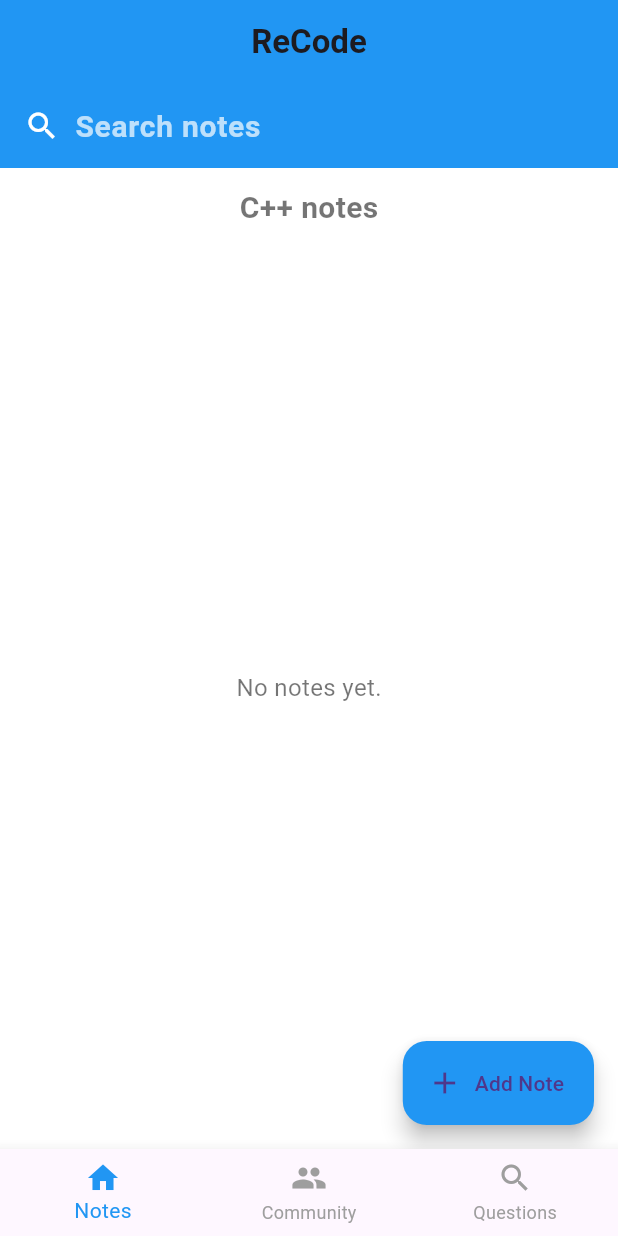
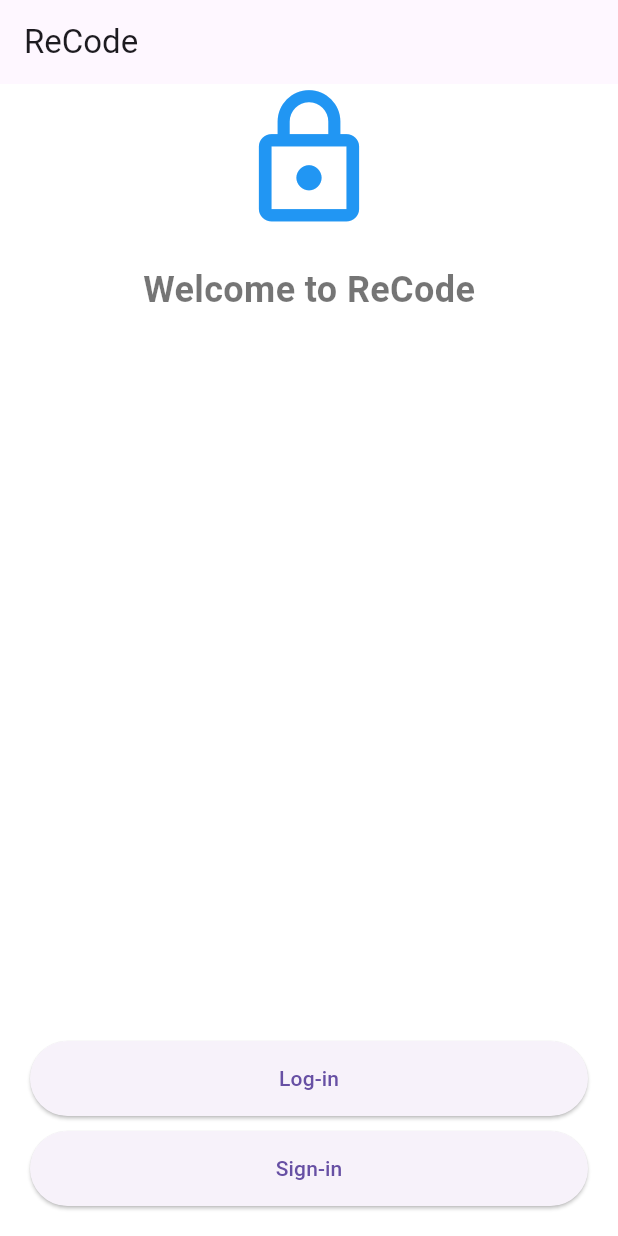
Before and after one commit to Spukill/ReCode, a Flutter app: the screen it shows after launch, on a phone screen of 412 x 824 dp. Run offline on Flutter 3.47's test engine with Material 3 defaults, Android fonts, the phone set to English and light mode, and no system bars.

Commit message:
Half login screen

```diff
--- a/VerticalPrototype/lib/bottom_navigation.dart
+++ b/VerticalPrototype/lib/bottom_navigation.dart
@@ -22,6 +22,7 @@ class _BottomNavigationState extends State<BottomNavigation> {
         title: Text('ReCode', style: TextStyle(fontWeight: FontWeight.bold)),
         centerTitle: true,
         backgroundColor: Colors.blue,
+        automaticallyImplyLeading: false, // Rimuove la freccia indietro
       ),
       body: _screens[_currentIndex],
       bottomNavigationBar: BottomNavigationBar(
--- /dev/null
+++ b/VerticalPrototype/lib/login_screen.dart
@@ -0,0 +1,56 @@
+import 'package:flutter/material.dart';
+import 'bottom_navigation.dart';
+
+class LoginScreen extends StatelessWidget {
+  @override
+  Widget build(BuildContext context) {
+    return Scaffold(
+      appBar: AppBar(title: Text("ReCode")),
+      body: Column(
+        mainAxisAlignment: MainAxisAlignment.center,
+        children: [
+          Icon(Icons.lock_outline, size: 100, color: Colors.blue),
+          SizedBox(height: 20),
+          Text(
+            "Welcome to ReCode",
+            style: TextStyle(fontSize: 24, fontWeight: FontWeight.bold),
+          ),
+          SizedBox(height: 40),
+          Spacer(),
+          Padding(
+            padding: const EdgeInsets.symmetric(horizontal: 20.0),
+            child: Column(
+              children: [
+                ElevatedButton(
+                  onPressed: () {
+                    Navigator.push(
+                      context,
+                      MaterialPageRoute(
+                        builder: (context) => BottomNavigation(),
+                      ),
+                    );
+                  },
+                  child: Text("Log-in"),
+                  style: ElevatedButton.styleFrom(
+                    minimumSize: Size(double.infinity, 50),
+                  ),
+                ),
+                SizedBox(height: 10),
+                ElevatedButton(
+                  onPressed: () {
+                    // Add Sign-in functionality here
+                  },
+                  child: Text("Sign-in"),
+                  style: ElevatedButton.styleFrom(
+                    minimumSize: Size(double.infinity, 50),
+                  ),
+                ),
+              ],
+            ),
+          ),
+          SizedBox(height: 20),
+        ],
+      ),
+    );
+  }
+}
--- a/VerticalPrototype/lib/main.dart
+++ b/VerticalPrototype/lib/main.dart
@@ -1,5 +1,6 @@
 import 'package:flutter/material.dart';
 import 'bottom_navigation.dart';
+import 'login_screen.dart';
 
 void main() {
   runApp(ReCodeApp());
@@ -15,7 +16,11 @@ class ReCodeApp extends StatelessWidget {
         primarySwatch: Colors.blue,
         scaffoldBackgroundColor: Colors.white,
         textTheme: TextTheme(
-          bodyLarge: TextStyle(fontSize: 20, fontWeight: FontWeight.bold, color: Colors.black),
+          bodyLarge: TextStyle(
+            fontSize: 20,
+            fontWeight: FontWeight.bold,
+            color: Colors.black,
+          ),
           bodyMedium: TextStyle(fontSize: 16, color: Colors.black54),
         ),
         bottomNavigationBarTheme: BottomNavigationBarThemeData(
@@ -23,7 +28,7 @@ class ReCodeApp extends StatelessWidget {
           unselectedItemColor: Colors.grey,
         ),
       ),
-      home: BottomNavigation(),
+      home: LoginScreen(),
     );
   }
 }
```
